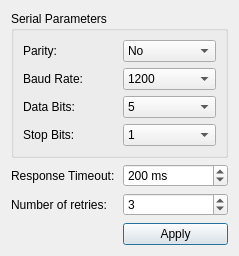
CipSoft-Tibia/Qt5, file qtserialbus/examples/serialbus/modbus/client/settingsdialog.ui: the form before one commit.
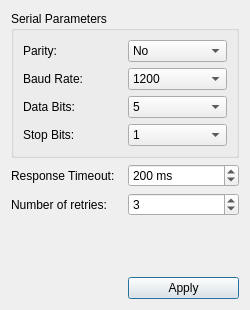
The form after the commit.

Patch:
```diff
--- a/qtserialbus/examples/serialbus/modbus/client/settingsdialog.ui
+++ b/qtserialbus/examples/serialbus/modbus/client/settingsdialog.ui
@@ -6,8 +6,8 @@
    <rect>
     <x>0</x>
     <y>0</y>
-    <width>239</width>
-    <height>256</height>
+    <width>250</width>
+    <height>310</height>
    </rect>
   </property>
   <property name="windowTitle">
```
Left out of the diff: 2 changed lines with no effect on the pictures.
